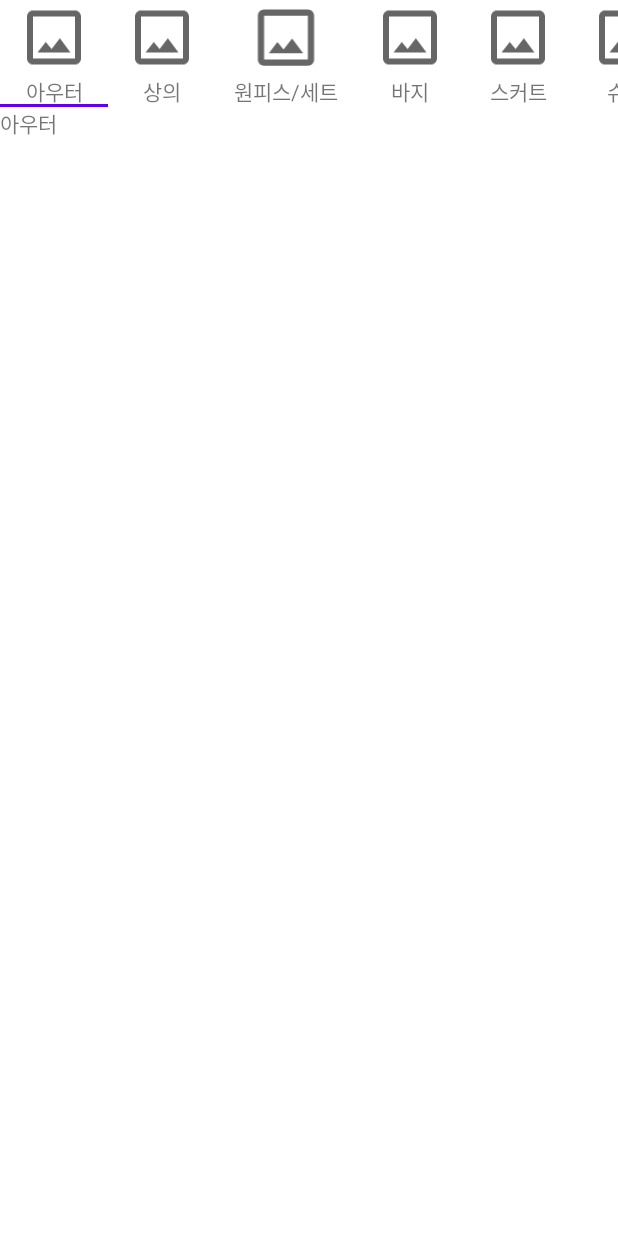
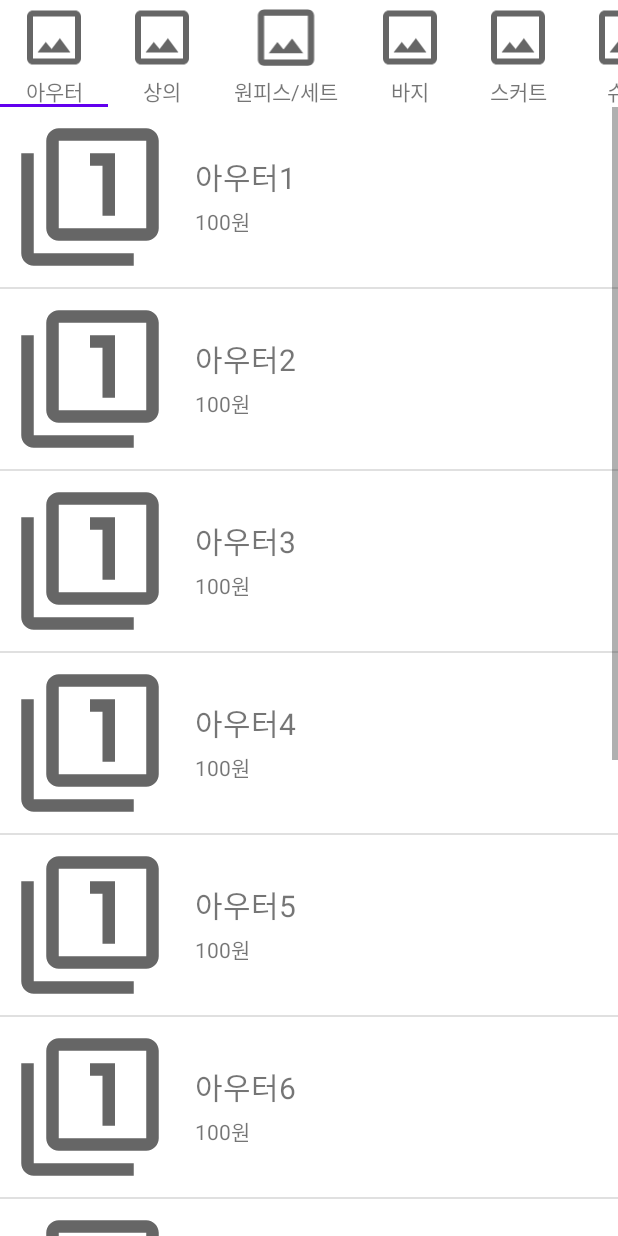
Before and after one commit to otu165/Shop, an Android app: the screen it shows after launch (MenuActivity), after a tap on "모자", on a phone screen of 412 x 824 dp. Run offline under Robolectric (Android 15) with nearby library versions, the light colour scheme and no system bars.

Commit message:
juyeon_MenuActivity_ListView 구현

```diff
--- /dev/null
+++ b/app/src/main/java/com/example/shopping/api/Service.kt
@@ -0,0 +1,37 @@
+package com.example.shopping.api
+
+import com.example.shopping.R
+import com.example.shopping.data.main.MainGridViewData
+import com.example.shopping.data.menu.MenuFragListViewData
+
+// TODO 서버에서 받아오는 데이터로 변환
+object Service {
+    fun getMainGridViewData() : List<MainGridViewData> {
+        return listOf<MainGridViewData>(
+            MainGridViewData(R.drawable.cloth_1, "옷", 10000),
+            MainGridViewData(R.drawable.cloth_2, "옷", 5000),
+            MainGridViewData(R.drawable.cloth_3, "옷", 28000),
+            MainGridViewData(R.drawable.hat_1, "모자", 8000),
+            MainGridViewData(R.drawable.hat_2, "모자", 7000),
+            MainGridViewData(R.drawable.mitten_1, "벙어리 장갑", 12000),
+            MainGridViewData(R.drawable.sock_1, "양말", 2500),
+        )
+    }
+
+    fun getMenuFragListViewData() : List<MenuFragListViewData> {
+        return listOf(
+            MenuFragListViewData(R.drawable.ic_baseline_filter_1_24, "아우터1", 100.toString() + "원"),
+            MenuFragListViewData(R.drawable.ic_baseline_filter_1_24, "아우터2", 100.toString() + "원"),
+            MenuFragListViewData(R.drawable.ic_baseline_filter_1_24, "아우터3", 100.toString() + "원"),
+            MenuFragListViewData(R.drawable.ic_baseline_filter_1_24, "아우터4", 100.toString() + "원"),
+            MenuFragListViewData(R.drawable.ic_baseline_filter_1_24, "아우터5", 100.toString() + "원"),
+            MenuFragListViewData(R.drawable.ic_baseline_filter_1_24, "아우터6", 100.toString() + "원"),
+            MenuFragListViewData(R.drawable.ic_baseline_filter_1_24, "아우터7", 100.toString() + "원"),
+            MenuFragListViewData(R.drawable.ic_baseline_filter_1_24, "아우터8", 100.toString() + "원"),
+            MenuFragListViewData(R.drawable.ic_baseline_filter_1_24, "아우터9", 100.toString() + "원"),
+            MenuFragListViewData(R.drawable.ic_baseline_filter_1_24, "아우터10", 100.toString() + "원"),
+            MenuFragListViewData(R.drawable.ic_baseline_filter_1_24, "아우터11", 100.toString() + "원"),
+            MenuFragListViewData(R.drawable.ic_baseline_filter_1_24, "아우터12", 100.toString() + "원"),
+        )
+    }
+}
--- /dev/null
+++ b/app/src/main/java/com/example/shopping/data/menu/MenuFragListViewData.kt
@@ -0,0 +1,8 @@
+package com.example.shopping.data.menu
+
+data class MenuFragListViewData (
+    val imageResource : Int,
+    val name : String,
+    val cost : String
+
+)
--- a/app/src/main/java/com/example/shopping/feature/main/MainGridViewAdapter.kt
+++ b/app/src/main/java/com/example/shopping/feature/main/MainGridViewAdapter.kt
@@ -8,21 +8,12 @@ import android.view.ViewGroup
 import android.widget.BaseAdapter
 import androidx.recyclerview.widget.RecyclerView
 import com.example.shopping.R
+import com.example.shopping.api.Service
 import com.example.shopping.data.main.MainGridViewData
 import kotlinx.android.synthetic.main.item_main_grid_view.view.*
 
 class MainGridViewAdapter(private val context : Context) : BaseAdapter() {
-
-    // TODO 서버에서 받아오는 정보로 변환
-    val data = listOf<MainGridViewData>(
-            MainGridViewData(R.drawable.cloth_1, "옷", 10000),
-            MainGridViewData(R.drawable.cloth_2, "옷", 5000),
-            MainGridViewData(R.drawable.cloth_3, "옷", 28000),
-            MainGridViewData(R.drawable.hat_1, "모자", 8000),
-            MainGridViewData(R.drawable.hat_2, "모자", 7000),
-            MainGridViewData(R.drawable.mitten_1, "벙어리 장갑", 12000),
-            MainGridViewData(R.drawable.sock_1, "양말", 2500),
-    )
+    val data = Service.getMainGridViewData()
 
     override fun getCount(): Int {
         return data.size
--- a/app/src/main/java/com/example/shopping/feature/menu/MenuFragmentPagerAdapter.kt
+++ b/app/src/main/java/com/example/shopping/feature/menu/MenuFragmentPagerAdapter.kt
@@ -6,13 +6,11 @@ import androidx.fragment.app.Fragment
 import androidx.fragment.app.FragmentManager
 import androidx.fragment.app.FragmentPagerAdapter
 import androidx.fragment.app.FragmentStatePagerAdapter
-import com.example.shopping.feature.menu.fragment.MenuDressFragment
-import com.example.shopping.feature.menu.fragment.MenuOuterFragment
-import com.example.shopping.feature.menu.fragment.MenuTopFragment
+import com.example.shopping.feature.menu.fragment.*
 
 class MenuFragmentPagerAdapter(fragmentManager: FragmentManager) : FragmentPagerAdapter(fragmentManager) {
     override fun getCount(): Int {
-        return 3
+        return 7
     }
 
     override fun getItem(position: Int): Fragment {
@@ -23,8 +21,20 @@ class MenuFragmentPagerAdapter(fragmentManager: FragmentManager) : FragmentPager
             1 -> {
                 MenuTopFragment()
             }
+            2 -> {
+                MenuDressFragment()
+            }
+            3 -> {
+                MenuJeansFragment()
+            }
+            4 -> {
+                MenuSkirtFragment()
+            }
+            5 -> {
+                MenuShoesFragment()
+            }
             else -> {
-                MenuDressFragment()
+                MenuBagFragment()
             }
         }
     }
--- /dev/null
+++ b/app/src/main/java/com/example/shopping/feature/menu/fragment/MenuFragListViewAdapter.kt
@@ -0,0 +1,38 @@
+package com.example.shopping.feature.menu.fragment
+
+import android.content.Context
+import android.view.LayoutInflater
+import android.view.View
+import android.view.ViewGroup
+import android.widget.BaseAdapter
+import android.widget.ImageView
+import android.widget.TextView
+import com.example.shopping.R
+import com.example.shopping.api.Service
+
+class MenuFragListViewAdapter(private val context : Context) : BaseAdapter() {
+    var data = Service.getMenuFragListViewData()
+
+    override fun getCount(): Int {
+        return data.size
+    }
+
+    override fun getItem(p0: Int): Any {
+        return data[p0]
+    }
+
+    override fun getItemId(p0: Int): Long {
+        return 0
+    }
+
+    override fun getView(p0: Int, p1: View?, p2: ViewGroup?): View {
+       val view : View = LayoutInflater.from(context).inflate(R.layout.item_frag_menu, null)
+
+        view.findViewById<ImageView>(R.id.imgItemFragMenu).setImageResource(data[p0].imageResource)
+        view.findViewById<TextView>(R.id.txtItemFragMenu).text = data[p0].name
+        view.findViewById<TextView>(R.id.txtItemFragMenuCost).text = data[p0].cost
+
+        return view
+    }
+
+}
--- a/app/src/main/java/com/example/shopping/feature/menu/fragment/MenuOuterFragment.kt
+++ b/app/src/main/java/com/example/shopping/feature/menu/fragment/MenuOuterFragment.kt
@@ -7,21 +7,26 @@ import android.view.LayoutInflater
 import android.view.View
 import android.view.ViewGroup
 import com.example.shopping.R
+import kotlinx.android.synthetic.main.fragment_menu_outer.*
+import kotlinx.android.synthetic.main.fragment_menu_outer.view.*
 
 class MenuOuterFragment : Fragment() {
 
     override fun onCreateView(inflater: LayoutInflater, container: ViewGroup?,
                               savedInstanceState: Bundle?): View? {
 
-        menuOuterFunction()
+        val view : View =  inflater.inflate(R.layout.fragment_menu_outer, container, false)
 
-        // Inflate the layout for this fragment
+        menuOuterFunction(view)
+
         Log.d(TAG, "${TAG} created")
-        return inflater.inflate(R.layout.fragment_menu_outer, container, false)
+        return view
     }
 
-    private fun menuOuterFunction() {
-
+    private fun menuOuterFunction(view : View) {
+        // 1. ListView
+        val listViewAdapter = MenuFragListViewAdapter(requireContext())
+        view.lvMenuOuterFrag.adapter = listViewAdapter
     }
 
     companion object {
--- /dev/null
+++ b/app/src/main/res/drawable/ic_baseline_filter_1_24.xml
@@ -0,0 +1,10 @@
+<vector xmlns:android="http://schemas.android.com/apk/res/android"
+    android:width="24dp"
+    android:height="24dp"
+    android:viewportWidth="24"
+    android:viewportHeight="24"
+    android:tint="?attr/colorControlNormal">
+  <path
+      android:fillColor="@android:color/white"
+      android:pathData="M3,5L1,5v16c0,1.1 0.9,2 2,2h16v-2L3,21L3,5zM14,15h2L16,5h-4v2h2v8zM21,1L7,1c-1.1,0 -2,0.9 -2,2v14c0,1.1 0.9,2 2,2h14c1.1,0 2,-0.9 2,-2L23,3c0,-1.1 -0.9,-2 -2,-2zM21,17L7,17L7,3h14v14z"/>
+</vector>
--- a/app/src/main/res/layout/fragment_menu_outer.xml
+++ b/app/src/main/res/layout/fragment_menu_outer.xml
@@ -5,10 +5,10 @@
     android:layout_height="match_parent"
     tools:context=".feature.menu.fragment.MenuOuterFragment">
 
-    <!-- TODO: Update blank fragment layout -->
-    <TextView
+    <ListView
+        android:id="@+id/lvMenuOuterFrag"
         android:layout_width="match_parent"
-        android:layout_height="match_parent"
-        android:text="아우터" />
+        android:layout_height="wrap_content"
+        android:paddingBottom="?attr/actionBarSize"/>
 
 </FrameLayout>
--- /dev/null
+++ b/app/src/main/res/layout/item_frag_menu.xml
@@ -0,0 +1,41 @@
+<?xml version="1.0" encoding="utf-8"?>
+<androidx.constraintlayout.widget.ConstraintLayout
+    android:id="@+id/constraintItemFragMenu"
+    xmlns:android="http://schemas.android.com/apk/res/android"
+    android:layout_width="match_parent"
+    android:layout_height="wrap_content"
+    xmlns:app="http://schemas.android.com/apk/res-auto">
+
+    <ImageView
+        android:id="@+id/imgItemFragMenu"
+        android:layout_width="100dp"
+        android:layout_height="100dp"
+        android:layout_margin="10dp"
+        app:layout_constraintTop_toTopOf="parent"
+        app:layout_constraintLeft_toLeftOf="parent"
+        app:layout_constraintBottom_toBottomOf="parent"/>
+
+    <TextView
+        android:id="@+id/txtItemFragMenu"
+        android:text="테스트 메시지"
+        android:textSize="20dp"
+        android:layout_width="wrap_content"
+        android:layout_height="wrap_content"
+        app:layout_constraintTop_toTopOf="@id/imgItemFragMenu"
+        app:layout_constraintBottom_toBottomOf="@+id/imgItemFragMenu"
+        app:layout_constraintLeft_toRightOf="@+id/imgItemFragMenu"
+        android:layout_marginLeft="20dp"
+        app:layout_constraintVertical_bias="0.3"/>
+
+    <TextView
+        android:id="@+id/txtItemFragMenuCost"
+        android:text="가격"
+        android:layout_width="wrap_content"
+        android:layout_height="wrap_content"
+        android:layout_marginLeft="20dp"
+        app:layout_constraintTop_toTopOf="@id/imgItemFragMenu"
+        app:layout_constraintBottom_toBottomOf="@+id/imgItemFragMenu"
+        app:layout_constraintLeft_toRightOf="@+id/imgItemFragMenu"
+        app:layout_constraintVertical_bias="0.7"/>
+
+</androidx.constraintlayout.widget.ConstraintLayout>
```
